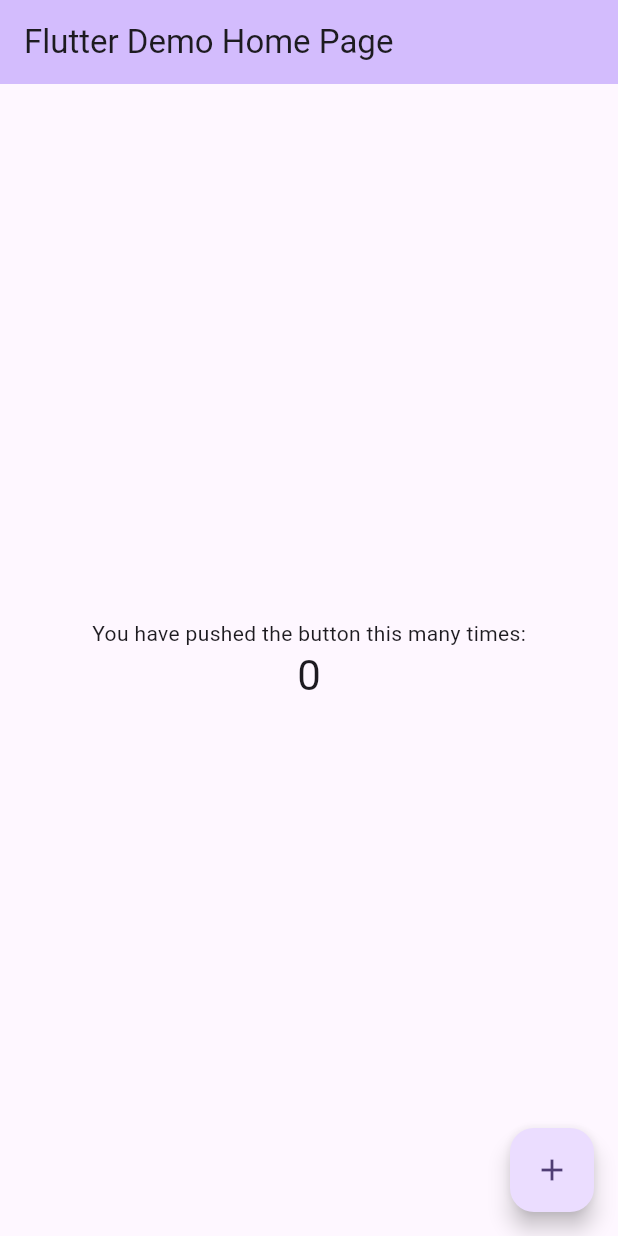
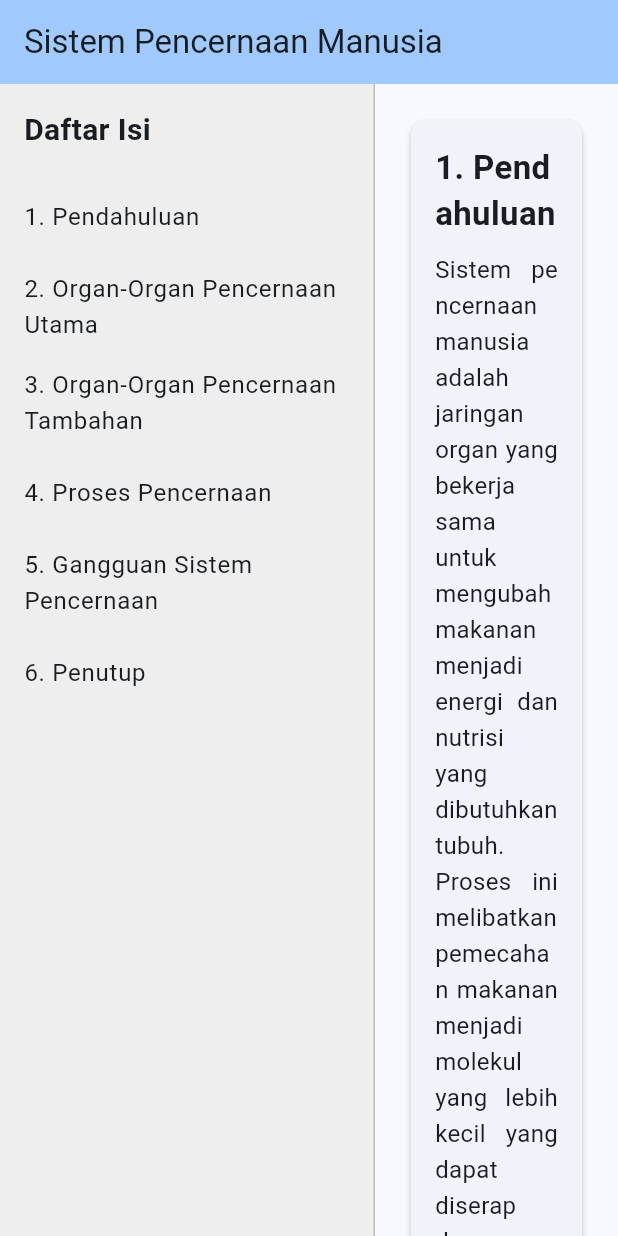
Before and after one commit to could-ai/019a37da-ee6a-7933-91c3-9a61c8907490, a Flutter app: the screen it shows after launch, on a phone screen of 412 x 824 dp. Run offline on Flutter 3.47's test engine with Material 3 defaults, Android fonts, the phone set to English and light mode, and no system bars.

Commit message:
Menghapus aplikasi demo penghitung default dan menggantinya dengan PaperScreen baru, yang akan menampilkan makalah tentang sistem pencernaan manusia. Saya juga memperbarui judul aplikasi dan tema agar sesuai dengan konten baru.; Membuat file baru untuk menampung widget PaperScreen. Widget ini menampilkan makalah lengkap tentang sistem pencernaan manusia. Ini mencakup daftar isi yang dapat diklik di sisi kiri yang menavigasi ke bagian-bagian yang relevan dari makalah di sisi kanan. Konten tersebut disusun menjadi beberapa bagian dan sub-bagian untuk keterbacaan, diformat dengan baik menggunakan widget Card dan Text.

```diff
--- a/usr/lib/main.dart
+++ b/usr/lib/main.dart
@@ -1,4 +1,5 @@
 import 'package:flutter/material.dart';
+import 'makalah_pencernaan.dart';
 
 void main() {
   runApp(const MyApp());
@@ -7,114 +8,16 @@ void main() {
 class MyApp extends StatelessWidget {
   const MyApp({super.key});
 
-  // This widget is the root of your application.
   @override
   Widget build(BuildContext context) {
     return MaterialApp(
-      title: 'Flutter Demo',
+      title: 'Makalah Sistem Pencernaan',
       debugShowCheckedModeBanner: false,
       theme: ThemeData(
-        // This is the theme of your application.
-        //
-        // TRY THIS: Try running your application with "flutter run". You'll see
-        // the application has a purple toolbar. Then, without quitting the app,
-        // try changing the seedColor in the colorScheme below to Colors.green
-        // and then invoke "hot reload" (save your changes or press the "hot
-        // reload" button in a Flutter-supported IDE, or press "r" if you used
-        // the command line to start the app).
-        //
-        // Notice that the counter didn't reset back to zero; the application
-        // state is not lost during the reload. To reset the state, use hot
-        // restart instead.
-        //
-        // This works for code too, not just values: Most code changes can be
-        // tested with just a hot reload.
-        colorScheme: ColorScheme.fromSeed(seedColor: Colors.deepPurple),
+        colorScheme: ColorScheme.fromSeed(seedColor: Colors.blue),
+        useMaterial3: true,
       ),
-      home: const MyHomePage(title: 'Flutter Demo Home Page'),
+      home: const PaperScreen(),
     );
   }
 }
-
-class MyHomePage extends StatefulWidget {
-  const MyHomePage({super.key, required this.title});
-
-  // This widget is the home page of your application. It is stateful, meaning
-  // that it has a State object (defined below) that contains fields that affect
-  // how it looks.
-
-  // This class is the configuration for the state. It holds the values (in this
-  // case the title) provided by the parent (in this case the App widget) and
-  // used by the build method of the State. Fields in a Widget subclass are
-  // always marked "final".
-
-  final String title;
-
-  @override
-  State<MyHomePage> createState() => _MyHomePageState();
-}
-
-class _MyHomePageState extends State<MyHomePage> {
-  int _counter = 0;
-
-  void _incrementCounter() {
-    setState(() {
-      // This call to setState tells the Flutter framework that something has
-      // changed in this State, which causes it to rerun the build method below
-      // so that the display can reflect the updated values. If we changed
-      // _counter without calling setState(), then the build method would not be
-      // called again, and so nothing would appear to happen.
-      _counter++;
-    });
-  }
-
-  @override
-  Widget build(BuildContext context) {
-    // This method is rerun every time setState is called, for instance as done
-    // by the _incrementCounter method above.
-    //
-    // The Flutter framework has been optimized to make rerunning build methods
-    // fast, so that you can just rebuild anything that needs updating rather
-    // than having to individually change instances of widgets.
-    return Scaffold(
-      appBar: AppBar(
-        // TRY THIS: Try changing the color here to a specific color (to
-        // Colors.amber, perhaps?) and trigger a hot reload to see the AppBar
-        // change color while the other colors stay the same.
-        backgroundColor: Theme.of(context).colorScheme.inversePrimary,
-        // Here we take the value from the MyHomePage object that was created by
-        // the App.build method, and use it to set our appbar title.
-        title: Text(widget.title),
-      ),
-      body: Center(
-        // Center is a layout widget. It takes a single child and positions it
-        // in the middle of the parent.
-        child: Column(
-          // Column is also a layout widget. It takes a list of children and
-          // arranges them vertically. By default, it sizes itself to fit its
-          // children horizontally, and tries to be as tall as its parent.
-          //
-          // Column has various properties to control how it sizes itself and
-          // how it positions its children. Here we use mainAxisAlignment to
-          // center the children vertically; the main axis here is the vertical
-          // axis because Columns are vertical (the cross axis would be
-          // horizontal).
-          //
-          // TRY THIS: Invoke "debug painting" (choose the "Toggle Debug Paint"
-          // action in the IDE, or press "p" in the console), to see the
-          // wireframe for each widget.
-          mainAxisAlignment: MainAxisAlignment.center,
-          children: <Widget>[
-            const Text('You have pushed the button this many times:'),
-            Text('$_counter', style: Theme.of(context).textTheme.headlineMedium),
-          ],
-        ),
-      ),
-      floatingActionButton: FloatingActionButton(
-        onPressed: _incrementCounter,
-        tooltip: 'Increment',
-        child: const Icon(Icons.add),
-      ), // This trailing comma makes auto-formatting nicer for build methods.
-    );
-  }
-}
--- /dev/null
+++ b/usr/lib/makalah_pencernaan.dart
@@ -0,0 +1,245 @@
+import 'package:flutter/material.dart';
+
+class PaperScreen extends StatelessWidget {
+  const PaperScreen({super.key});
+
+  @override
+  Widget build(BuildContext context) {
+    final ScrollController scrollController = ScrollController();
+    final GlobalKey pendahuluanKey = GlobalKey();
+    final GlobalKey organUtamaKey = GlobalKey();
+    final GlobalKey organTambahanKey = GlobalKey();
+    final GlobalKey prosesPencernaanKey = GlobalKey();
+    final GlobalKey gangguanKey = GlobalKey();
+    final GlobalKey penutupKey = GlobalKey();
+
+    void scrollToSection(GlobalKey key) {
+      Scrollable.ensureVisible(
+        key.currentContext!,
+        duration: const Duration(milliseconds: 500),
+        curve: Curves.easeInOut,
+      );
+    }
+
+    return Scaffold(
+      appBar: AppBar(
+        title: const Text("Sistem Pencernaan Manusia"),
+        backgroundColor: Theme.of(context).colorScheme.inversePrimary,
+      ),
+      body: Row(
+        children: [
+          // Daftar Isi
+          Container(
+            width: 250,
+            decoration: BoxDecoration(
+              color: Colors.grey[200],
+              border: Border(
+                right: BorderSide(color: Colors.grey[400]!),
+              ),
+            ),
+            child: ListView(
+              children: [
+                const Padding(
+                  padding: EdgeInsets.all(16.0),
+                  child: Text(
+                    "Daftar Isi",
+                    style: TextStyle(
+                      fontSize: 20,
+                      fontWeight: FontWeight.bold,
+                    ),
+                  ),
+                ),
+                ListTile(
+                  title: const Text("1. Pendahuluan"),
+                  onTap: () => scrollToSection(pendahuluanKey),
+                ),
+                ListTile(
+                  title: const Text("2. Organ-Organ Pencernaan Utama"),
+                  onTap: () => scrollToSection(organUtamaKey),
+                ),
+                ListTile(
+                  title: const Text("3. Organ-Organ Pencernaan Tambahan"),
+                  onTap: () => scrollToSection(organTambahanKey),
+                ),
+                ListTile(
+                  title: const Text("4. Proses Pencernaan"),
+                  onTap: () => scrollToSection(prosesPencernaanKey),
+                ),
+                ListTile(
+                  title: const Text("5. Gangguan Sistem Pencernaan"),
+                  onTap: () => scrollToSection(gangguanKey),
+                ),
+                ListTile(
+                  title: const Text("6. Penutup"),
+                  onTap: () => scrollToSection(penutupKey),
+                ),
+              ],
+            ),
+          ),
+          // Konten Makalah
+          Expanded(
+            child: SingleChildScrollView(
+              controller: scrollController,
+              padding: const EdgeInsets.all(24.0),
+              child: Column(
+                crossAxisAlignment: CrossAxisAlignment.start,
+                children: [
+                  _buildSection(
+                    key: pendahuluanKey,
+                    title: "1. Pendahuluan",
+                    content:
+                        "Sistem pencernaan manusia adalah jaringan organ yang bekerja sama untuk mengubah makanan menjadi energi dan nutrisi yang dibutuhkan tubuh. Proses ini melibatkan pemecahan makanan menjadi molekul yang lebih kecil yang dapat diserap dan digunakan oleh sel-sel tubuh. Tanpa sistem pencernaan yang berfungsi baik, tubuh kita tidak akan mendapatkan 'bahan bakar' yang diperlukan untuk beraktivitas, tumbuh, dan memperbaiki diri. Makalah ini akan membahas secara rinci organ-organ yang terlibat, proses yang terjadi, serta beberapa gangguan umum pada sistem pencernaan.",
+                  ),
+                  _buildSection(
+                    key: organUtamaKey,
+                    title: "2. Organ-Organ Pencernaan Utama",
+                    content:
+                        "Organ-organ ini membentuk saluran pencernaan, yaitu jalur panjang yang dilalui makanan dari awal hingga akhir.",
+                    subSections: [
+                      _buildSubSection(
+                        "a. Mulut",
+                        "Pintu gerbang sistem pencernaan. Di sini, makanan dikunyah oleh gigi (pencernaan mekanis) dan dicampur dengan air liur yang mengandung enzim untuk memulai pemecahan karbohidrat (pencernaan kimiawi).",
+                      ),
+                      _buildSubSection(
+                        "b. Kerongkongan (Esofagus)",
+                        "Tabung berotot yang menghubungkan mulut dengan lambung. Gerakan peristaltik, yaitu kontraksi otot ritmis, mendorong makanan ke bawah menuju lambung.",
+                      ),
+                      _buildSubSection(
+                        "c. Lambung",
+                        "Organ berbentuk kantong tempat makanan dicampur dengan asam lambung dan enzim pencernaan yang kuat. Asam ini membunuh bakteri berbahaya dan membantu memecah protein. Makanan diubah menjadi bubur kental yang disebut kimus (chyme).",
+                      ),
+                      _buildSubSection(
+                        "d. Usus Halus",
+                        "Bagian terpanjang dari saluran pencernaan. Di sinilah sebagian besar penyerapan nutrisi terjadi. Dindingnya yang berlipat-lipat dan dilapisi vili (jonjot usus) memperluas area permukaan untuk penyerapan maksimal. Nutrisi seperti protein, lemak, dan karbohidrat diserap ke dalam aliran darah.",
+                      ),
+                      _buildSubSection(
+                        "e. Usus Besar",
+                        "Sisa makanan yang tidak dapat dicerna masuk ke usus besar. Fungsi utamanya adalah menyerap kembali air dan elektrolit dari sisa makanan tersebut, serta memadatkan sisa-sisa tersebut menjadi feses.",
+                      ),
+                      _buildSubSection(
+                        "f. Rektum dan Anus",
+                        "Rektum adalah bagian akhir dari usus besar yang berfungsi sebagai tempat penyimpanan sementara feses sebelum dikeluarkan dari tubuh melalui anus.",
+                      ),
+                    ],
+                  ),
+                  _buildSection(
+                    key: organTambahanKey,
+                    title: "3. Organ-Organ Pencernaan Tambahan",
+                    content:
+                        "Organ-organ ini tidak dilalui makanan, tetapi mereka menghasilkan atau menyimpan zat yang penting untuk proses pencernaan.",
+                    subSections: [
+                      _buildSubSection(
+                        "a. Hati",
+                        "Organ dalam terbesar ini memiliki banyak fungsi, salah satunya adalah menghasilkan empedu. Empedu adalah cairan yang membantu memecah lemak menjadi butiran-butiran kecil agar lebih mudah dicerna.",
+                      ),
+                      _buildSubSection(
+                        "b. Kantung Empedu",
+                        "Kantung kecil di bawah hati ini berfungsi untuk menyimpan dan mengentalkan empedu yang dihasilkan oleh hati. Ketika dibutuhkan, empedu akan dilepaskan ke usus halus.",
+                      ),
+                      _buildSubSection(
+                        "c. Pankreas",
+                        "Pankreas menghasilkan enzim pencernaan kuat yang dapat memecah karbohidrat, protein, dan lemak. Enzim ini juga dilepaskan ke usus halus untuk membantu proses pencernaan.",
+                      ),
+                    ],
+                  ),
+                  _buildSection(
+                    key: prosesPencernaanKey,
+                    title: "4. Proses Pencernaan",
+                    content:
+                        "Proses pencernaan dapat dibagi menjadi dua jenis utama:",
+                    subSections: [
+                      _buildSubSection(
+                        "a. Pencernaan Mekanis",
+                        "Ini adalah proses fisik memecah makanan menjadi potongan-potongan yang lebih kecil. Proses ini terjadi saat mengunyah di mulut dan saat otot-otot lambung mengaduk makanan.",
+                      ),
+                      _buildSubSection(
+                        "b. Pencernaan Kimiawi",
+                        "Ini adalah proses pemecahan molekul makanan yang kompleks menjadi molekul yang lebih sederhana dengan bantuan enzim. Proses ini dimulai di mulut, berlanjut secara intensif di lambung dan usus halus.",
+                      ),
+                    ],
+                  ),
+                  _buildSection(
+                    key: gangguanKey,
+                    title: "5. Gangguan pada Sistem Pencernaan",
+                    content:
+                        "Sistem pencernaan bisa mengalami berbagai gangguan, di antaranya:\n\n- **Maag (Gastritis):** Peradangan pada dinding lambung.\n- **Diare:** Feses menjadi encer karena usus besar tidak menyerap cukup air.\n- **Sembelit (Konstipasi):** Kesulitan buang air besar karena feses terlalu keras.\n- **GERD (Gastroesophageal Reflux Disease):** Naiknya asam lambung ke kerongkongan yang menyebabkan rasa terbakar di dada (heartburn).",
+                  ),
+                  _buildSection(
+                    key: penutupKey,
+                    title: "6. Penutup",
+                    content:
+                        "Sistem pencernaan adalah sistem yang luar biasa kompleks dan vital bagi kelangsungan hidup manusia. Setiap organ memiliki peran spesifik dalam memastikan bahwa makanan yang kita konsumsi dapat diubah menjadi energi dan nutrisi. Menjaga kesehatan sistem pencernaan dengan pola makan seimbang, cukup minum air, dan gaya hidup sehat adalah kunci untuk menjaga kesehatan tubuh secara keseluruhan.",
+                  ),
+                ],
+              ),
+            ),
+          ),
+        ],
+      ),
+    );
+  }
+
+  Widget _buildSection({
+    required GlobalKey key,
+    required String title,
+    required String content,
+    List<Widget> subSections = const [],
+  }) {
+    return Card(
+      key: key,
+      margin: const EdgeInsets.only(bottom: 20),
+      elevation: 2,
+      shape: RoundedRectangleBorder(borderRadius: BorderRadius.circular(10)),
+      child: Padding(
+        padding: const EdgeInsets.all(16.0),
+        child: Column(
+          crossAxisAlignment: CrossAxisAlignment.start,
+          children: [
+            Text(
+              title,
+              style: const TextStyle(
+                fontSize: 22,
+                fontWeight: FontWeight.bold,
+              ),
+            ),
+            const SizedBox(height: 10),
+            Text(
+              content,
+              textAlign: TextAlign.justify,
+              style: const TextStyle(fontSize: 16, height: 1.5),
+            ),
+            if (subSections.isNotEmpty) ...[
+              const SizedBox(height: 15),
+              ...subSections,
+            ]
+          ],
+        ),
+      ),
+    );
+  }
+
+  Widget _buildSubSection(String title, String content) {
+    return Padding(
+      padding: const EdgeInsets.only(left: 16.0, top: 8.0),
+      child: Column(
+        crossAxisAlignment: CrossAxisAlignment.start,
+        children: [
+          Text(
+            title,
+            style: const TextStyle(
+              fontSize: 18,
+              fontWeight: FontWeight.bold,
+            ),
+          ),
+          const SizedBox(height: 5),
+          Text(
+            content,
+            textAlign: TextAlign.justify,
+            style: const TextStyle(fontSize: 16, height: 1.5),
+          ),
+          const SizedBox(height: 10),
+        ],
+      ),
+    );
+  }
+}
```
